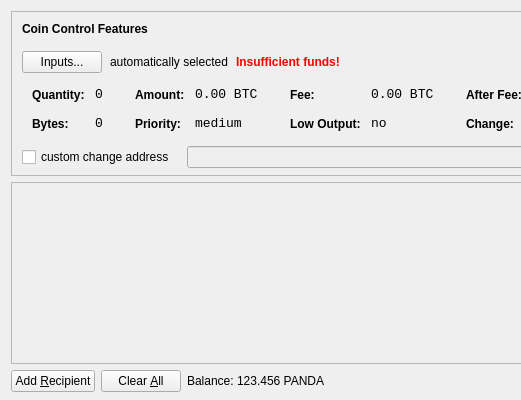
The window that src/qt/forms/sendcoinsdialog.ui (vaultcoin/VaultCoin) describes before a commit, drawn with Qt 5; both pictures show x 0 to 521 and y 0 to 400 of the 850 by 400 pixel window.
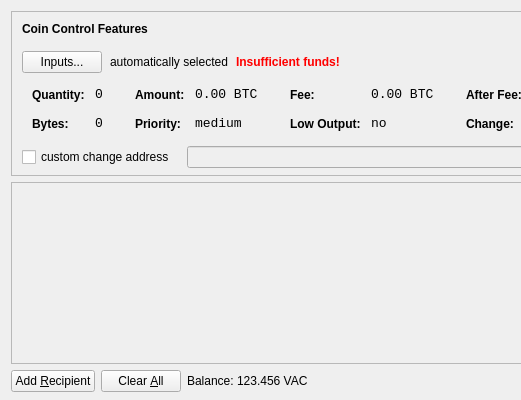
The same window after the commit. Icons and pictures are not drawn.

Diff of the .ui file:
```diff
--- a/src/qt/forms/sendcoinsdialog.ui
+++ b/src/qt/forms/sendcoinsdialog.ui
@@ -720,7 +720,7 @@
           <cursorShape>IBeamCursor</cursorShape>
          </property>
          <property name="text">
-          <string>123.456 PANDA</string>
+          <string>123.456 VAC</string>
          </property>
          <property name="textInteractionFlags">
           <set>Qt::LinksAccessibleByMouse|Qt::TextSelectableByKeyboard|Qt::TextSelectableByMouse</set>
```
